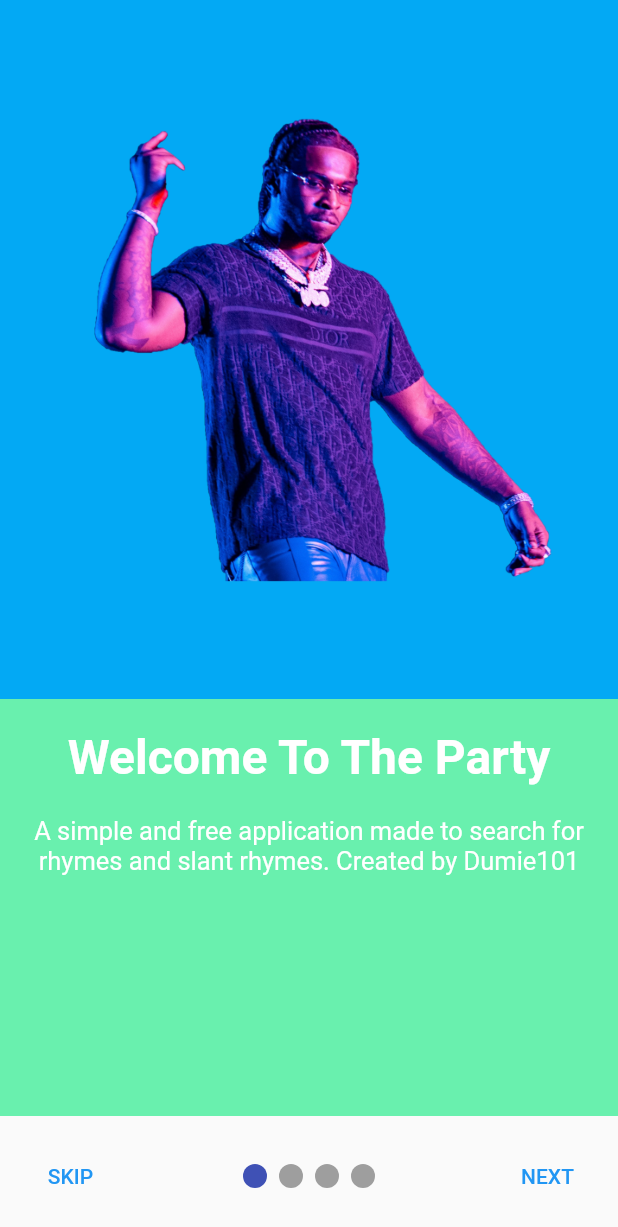
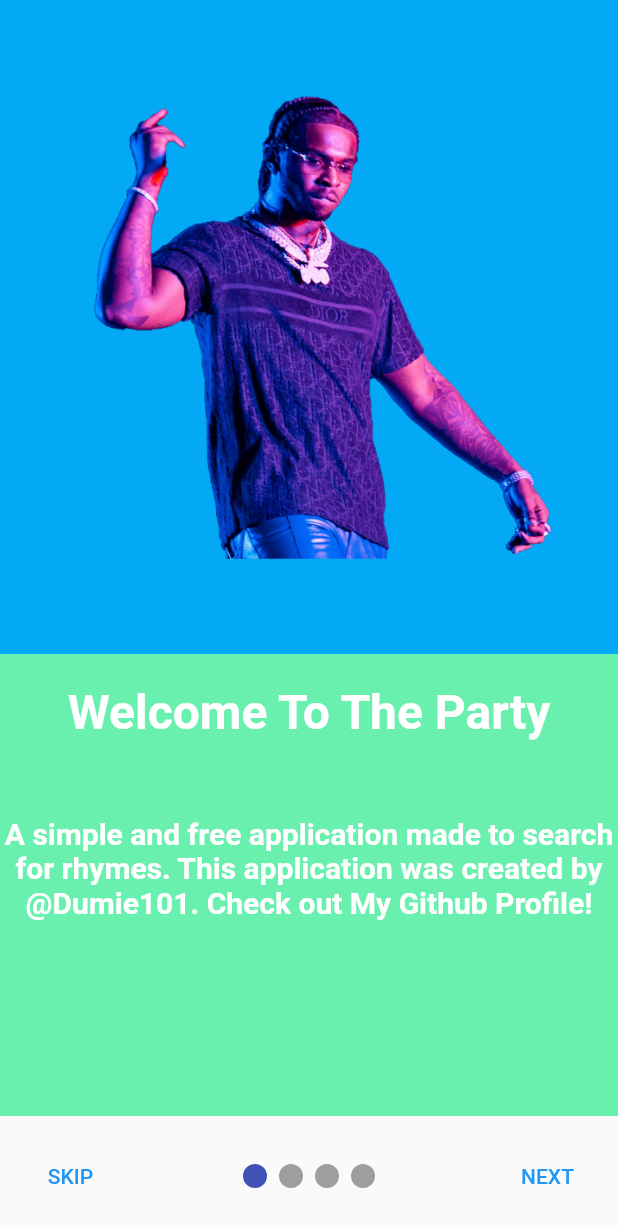
Before and after one commit to Dumie101/RapWordsApp, a Flutter app: the screen it shows after launch, on a phone screen of 412 x 824 dp. Shown: the top 1227 px of the screen. Run offline on Flutter 3.47's test engine with Material 2 defaults, Android fonts, the phone set to English and light mode, and no system bars; drawn by our look-alikes of smooth_page_indicator; our stand-ins replace animated_text_kit, flutter_slidable, shared_preferences.

Commit message:
Done all the coding

```diff
--- a/lib/appfiles/fav_page.dart
+++ b/lib/appfiles/fav_page.dart
@@ -42,7 +42,7 @@ class _FavPageState extends State<FavPage> {
                         children: [
                           SlidableAction(
                             onPressed: doNothing,
-                            backgroundColor: Color(0xFFFE4A49),
+                            backgroundColor: const Color(0xFFFE4A49),
                             foregroundColor: Colors.white,
                             icon: Icons.delete,
                             label: 'Delete',
@@ -59,7 +59,7 @@ class _FavPageState extends State<FavPage> {
                     ),
                   );
                 })
-            : TextViewForNoWordsSaved(),
+            : const TextViewForNoWordsSaved(),
         bottomNavigationBar: BottomNavigationBar(
           showSelectedLabels: false,
           showUnselectedLabels: false,
@@ -77,7 +77,7 @@ class _FavPageState extends State<FavPage> {
                     Navigator.push(
                         context,
                         MaterialPageRoute(
-                            builder: (context) => const HomePage()));
+                            builder: (context) => HomePage()));
                   },
                   icon: const Icon(Icons.home)),
               label: 'Home',
--- a/lib/appfiles/home_page.dart
+++ b/lib/appfiles/home_page.dart
@@ -3,25 +3,13 @@ import 'package:flutter/material.dart';
 import 'package:flutter/widgets.dart';
 import 'package:flutterapp/api/get_words.dart';
 import 'package:flutterapp/appfiles/main_page.dart';
-import 'package:flutterapp/provider/bookmark_model.dart';
-import 'package:provider/provider.dart';
-import 'package:showcaseview/showcaseview.dart';
-import 'package:flutterapp/appfiles/onboarding.dart';
 
-void main() => runApp(Onboarding());
 
-//ChangeNotifierProvider(create: (_) => WordBloc(), child: const HomePage()));
-
-class HomePage extends StatefulWidget {
-  const HomePage({Key? key}) : super(key: key);
-
-  @override
-  State<HomePage> createState() => _LandingPage();
-}
-
-class _LandingPage extends State<HomePage> {
+class HomePage extends StatelessWidget {
   final _textController = TextEditingController();
   List<Color> colors = [];
+
+  HomePage({Key? key}) : super(key: key);
 
   @override
   Widget build(BuildContext context) {
--- a/lib/appfiles/main_page.dart
+++ b/lib/appfiles/main_page.dart
@@ -218,7 +218,7 @@ class BuildBottomNav extends StatelessWidget {
           icon: IconButton(
               onPressed: () {
                 Navigator.push(context,
-                    MaterialPageRoute(builder: (context) => const HomePage()));
+                    MaterialPageRoute(builder: (context) => HomePage()));
               },
               icon: const Icon(Icons.home)),
           label: 'Home',
--- a/lib/appfiles/onboarding.dart
+++ b/lib/appfiles/onboarding.dart
@@ -1,24 +1,90 @@
 import 'package:flutter/cupertino.dart';
 import 'package:flutter/material.dart';
 import 'package:flutterapp/appfiles/home_page.dart';
+import 'package:flutterapp/provider/bookmark_model.dart';
 import 'package:smooth_page_indicator/smooth_page_indicator.dart';
+import 'package:shared_preferences/shared_preferences.dart';
+import 'package:provider/provider.dart';
 
-class Onboarding extends StatelessWidget {
-  final controller = PageController();
+Future main() async {
+  WidgetsFlutterBinding.ensureInitialized();
+
+  final prefs = await SharedPreferences.getInstance();
+  await prefs.clear();
+  final showHome = prefs.getBool('showHome') ?? false;
+
+  runApp(OnBoardingPage(showHome: showHome));
+}
+
+class OnBoardingPageBody extends StatefulWidget {
+  const OnBoardingPageBody({
+    Key? key,
+    required this.controller,
+    required this.isLastPage,
+  }) : super(key: key);
+
+  final PageController controller;
+  final bool isLastPage;
+
 
   @override
-  void dispose() {
-    controller.dispose();
+  OnBoardingBody createState() => OnBoardingBody(controller: controller, isLastPage: isLastPage);
 }
+
+class OnBoardingPage extends StatefulWidget {
+  final bool showHome;
+
+  OnBoardingPage({
+    Key? key,
+    required this.showHome,
+  }) : super(key: key);
+
+  @override
+  Onboarding createState() => Onboarding(showHome: showHome);
+}
+
+class Onboarding extends State<OnBoardingPage> {
+  final bool showHome;
+
+  Onboarding({required this.showHome});
+
+  final controller = PageController();
+  bool isLastPage = false;
 
   @override
   Widget build(BuildContext context) {
     return MaterialApp(
-      home: Scaffold(
+      routes: {
+        '/homepage': (context) =>
+            ChangeNotifierProvider(create: (_) => WordBloc(), child: HomePage())
+      },
+      home: showHome
+          ? ChangeNotifierProvider(create: (_) => WordBloc(), child: HomePage()) : OnBoardingPageBody(controller: controller, isLastPage: isLastPage),
+    );
+  }
+}
+
+class OnBoardingBody extends State<OnBoardingPageBody> {
+  OnBoardingBody({
+    required this.controller,
+    required this.isLastPage,
+  });
+
+  PageController controller;
+  bool isLastPage;
+
+  @override
+  Widget build(BuildContext context) {
+    return Scaffold(
         body: Container(
           padding: const EdgeInsets.only(bottom: 80),
           child: PageView(
             controller: controller,
+            onPageChanged: (index) {
+              setState(() {
+                isLastPage = index == 3;
+              });
+            },
             children: [
               buildPage(
                   color1: Colors.lightBlue,
@@ -26,29 +92,50 @@ class Onboarding extends StatelessWidget {
                   urlImage: 'assets/images/Untitled.png',
                   title: "Welcome To The Party",
                   subtitle:
-                      "A simple and free application made to search for rhymes and slant rhymes. Created by Dumie101"),
+                      "A simple and free application made to search for rhymes. This application was created by @Dumie101. Check out My Github Profile!"),
               buildPage(
                   color1: Colors.lightBlue,
                   color2: Colors.greenAccent,
                   urlImage: 'assets/images/SearchPhoto.png',
                   title: "Search",
-                  subtitle: "Use search functionality to look for rhymes and slant rhymes. Click on the word to continue searching. The rhymes and slant rhymes come from the Datamuse API"),
+                  subtitle:
+                      "Use search functionality to look for rhymes and slant rhymes. Click on the word to continue searching. The rhymes and slant rhymes come from the Datamuse API"),
               buildPage(
                   color1: Colors.lightBlue,
                   color2: Colors.greenAccent,
                   urlImage: 'assets/images/fav.png',
                   title: "Favourite",
-                  subtitle: "Use favourite feature to save words. Use the star icon to save words. Click on the star icon to view your saved words"),
+                  subtitle:
+                      "Use favourite feature to save words. Use the star icon to save words. Click on the star icon to view your saved words"),
               buildPage(
                   color1: Colors.lightBlue,
                   color2: Colors.greenAccent,
                   urlImage: 'assets/images/delete.png',
                   title: "Delete",
-                  subtitle: "In the fav page swipe right to delete a saved word"),
+                  subtitle:
+                      "In the favourite page swipe right to delete a saved word"),
             ],
           ),
         ),
-        bottomSheet: Container(
+        bottomSheet: isLastPage
+            ? TextButton(
+                style: TextButton.styleFrom(
+                  shape: RoundedRectangleBorder(
+                    borderRadius: BorderRadius.circular(2)
+                  ),
+                  backgroundColor: Colors.lightBlue,
+                  minimumSize: const Size.fromHeight(80)
+                ),
+                onPressed: () async {
+                  final prefs = await SharedPreferences.getInstance();
+                  prefs.setBool('showHome', true);
+                  Navigator.pushNamed(context, '/homepage');
+                },
+                child: const Text(
+                  'Get Started',
+                  style: TextStyle(fontSize: 20, color: Colors.white),
+                ))
+            : Container(
                 padding: const EdgeInsets.symmetric(horizontal: 15),
                 height: 80,
                 child: Row(
@@ -69,7 +156,6 @@ class Onboarding extends StatelessWidget {
                             curve: Curves.easeInOut),
                         child: const Text('NEXT'))
                   ],
-          ),
                 ),
               ),
       );
@@ -97,21 +183,21 @@ Widget buildPage({
               ),
             ),
           ),
-          SizedBox(height: 20),
+          const SizedBox(height: 20),
           Text(
             title,
             textAlign: TextAlign.center,
             style: const TextStyle(
                 color: Colors.white, fontSize: 32, fontWeight: FontWeight.bold),
           ),
-          SizedBox(height: 20),
+          const SizedBox(height: 50),
           Container(
             height: 200,
             color: color2,
             child: Text(
               subtitle,
               textAlign: TextAlign.center,
-              style: const TextStyle(color: Colors.white, fontSize: 17),
+              style: const TextStyle(color: Colors.white, fontSize:20, fontWeight: FontWeight.bold),
             ),
           )
         ],
--- a/pubspec.yaml
+++ b/pubspec.yaml
@@ -42,6 +42,7 @@ dependencies:
   flutter_slidable: ^1.2.0
   showcaseview: ^1.1.4
   smooth_page_indicator: ^1.0.0+2
+  shared_preferences: ^2.0.13
 
 
 dev_dependencies:
```
Also changed, not shown: assets/images/41-417145_clip-art-drawings-tumblr-rappers-rapper-drawings-hd.png (deleted), assets/images/Younger-PopSmoke.jpg (deleted), assets/images/biggie-with-rap-art-drawing-poster-kim-wang.jpg (deleted), assets/images/clip-art-rapper-drawing-rappers-black-and-white-clothing-apparel-hood-helmet-transparent-png-831931.png (deleted), assets/images/output-onlinepngtools (1).png (deleted), assets/images/png-transparent-xxxtentacion-illustration-xxxtentacion-drawing-rapper-painting-sketch-painting-pencil-face-monochrome.png (deleted), assets/images/popop.png (deleted), pubspec.lock. Lines whose indentation alone changed are shown as unchanged.
